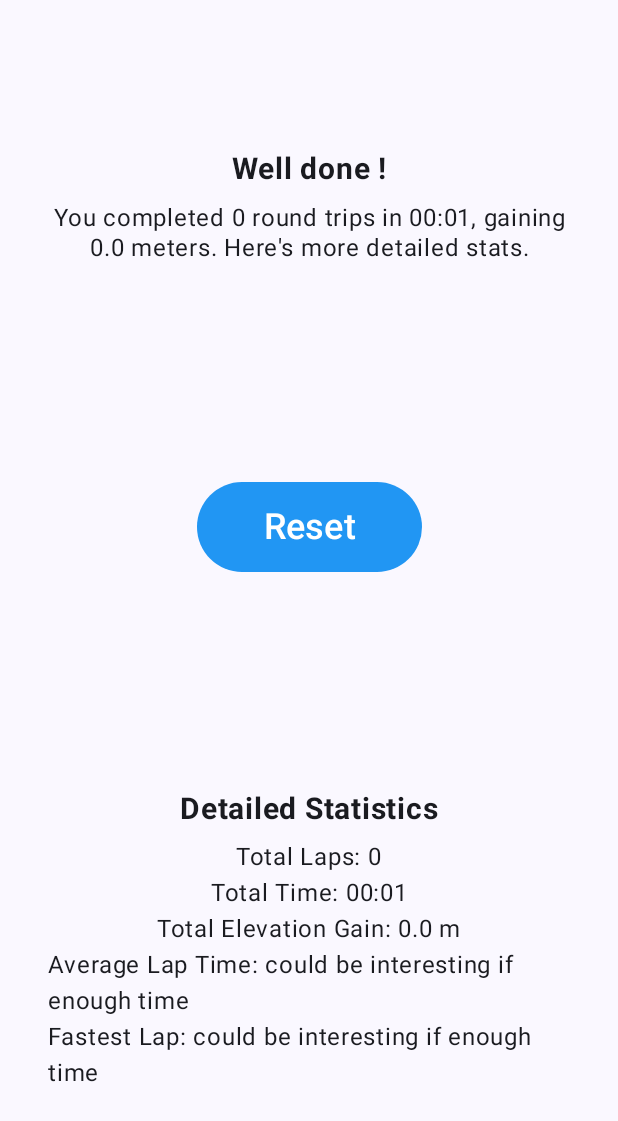
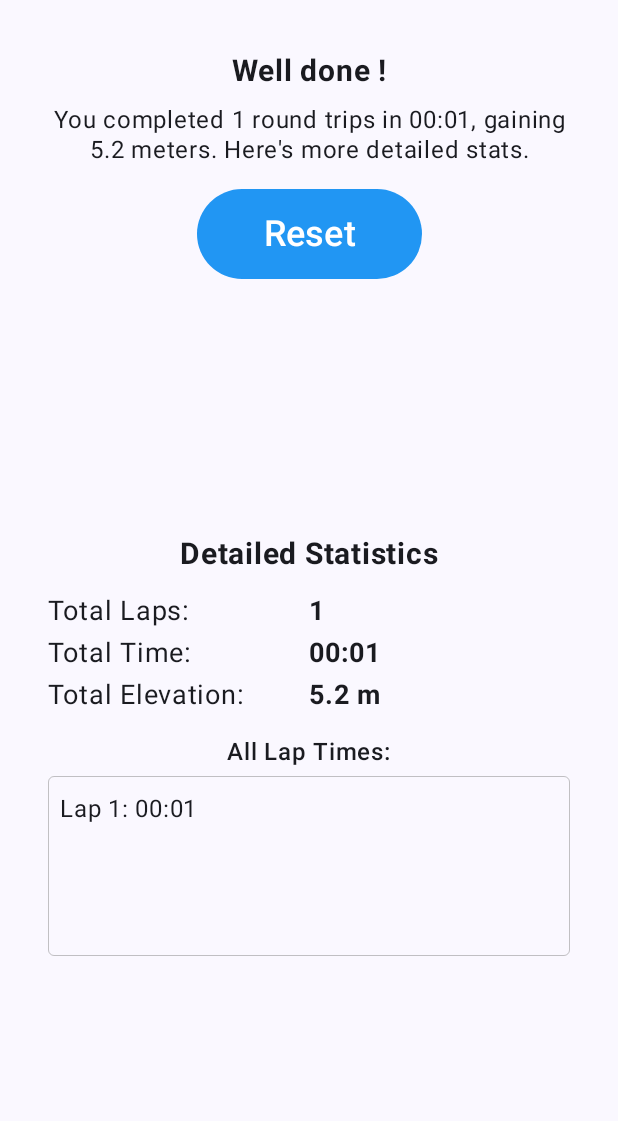
Before and after one commit to clemfavre/ElevationGainTeller, an Android app built with Jetpack Compose: the screen it shows after launch (MainActivity), after a tap on "Stop", on a phone screen of 412 x 824 dp. Shown: the top 1121 px of the screen. Run offline under Robolectric (Android 15) with nearby library versions, the phone set to English and light mode, and no system bars; 1 other tap on this screen came first.

Commit message:
add display last laps with animation + small changes

```diff
--- a/app/src/main/java/com/example/elevationgainteller/MainActivity.kt
+++ b/app/src/main/java/com/example/elevationgainteller/MainActivity.kt
@@ -1,55 +1,56 @@
 package com.example.elevationgainteller
 
 import android.os.Bundle
-import androidx.compose.foundation.layout.size
-import androidx.compose.foundation.shape.RoundedCornerShape
-import androidx.compose.foundation.shape.CircleShape
-import androidx.compose.material3.Button
-import androidx.compose.material3.Text
-import androidx.compose.ui.unit.dp
-import androidx.compose.foundation.layout.Box
-// import androidx.compose.foundation.Image // Only if you use it
 import androidx.activity.ComponentActivity
+import com.example.elevationgainteller.ui.theme.ElevationGainTellerTheme
 import androidx.activity.compose.setContent
 import androidx.activity.enableEdgeToEdge
+import androidx.compose.animation.AnimatedVisibility
+import androidx.compose.animation.ExperimentalAnimationApi
+import androidx.compose.animation.animateContentSize
+import androidx.compose.animation.core.tween
+import androidx.compose.animation.fadeIn
+import androidx.compose.animation.fadeOut
+import androidx.compose.animation.slideInVertically
+import androidx.compose.animation.slideOutVertically
 import androidx.compose.foundation.border
-import androidx.compose.foundation.clickable
+// Other imports remain the same
 import androidx.compose.foundation.layout.Arrangement
+import androidx.compose.foundation.layout.Box
 import androidx.compose.foundation.layout.Column
 import androidx.compose.foundation.layout.Row
-// import androidx.compose.foundation.layout.Row // Not explicitly used in this example now
+import androidx.compose.foundation.layout.Spacer
 import androidx.compose.foundation.layout.fillMaxHeight
 import androidx.compose.foundation.layout.fillMaxSize
 import androidx.compose.foundation.layout.fillMaxWidth
+import androidx.compose.foundation.layout.height
 import androidx.compose.foundation.layout.padding
+import androidx.compose.foundation.layout.size
+import androidx.compose.foundation.lazy.LazyColumn
+import androidx.compose.foundation.lazy.itemsIndexed
+import androidx.compose.foundation.lazy.rememberLazyListState
+import androidx.compose.foundation.shape.CircleShape
+import androidx.compose.foundation.shape.RoundedCornerShape
+import androidx.compose.material3.Button
+import androidx.compose.material3.ButtonDefaults
+import androidx.compose.material3.Divider
 import androidx.compose.material3.MaterialTheme
-import androidx.compose.material3.ButtonDefaults
-// import androidx.compose.material3.Scaffold // Not used
 import androidx.compose.material3.Surface
-import androidx.compose.runtime.Composable
-import androidx.compose.runtime.LaunchedEffect
+import androidx.compose.material3.Text
+import androidx.compose.runtime.*
+import androidx.compose.runtime.saveable.rememberSaveable
 import androidx.compose.ui.Alignment
+import androidx.compose.ui.Modifier
 import androidx.compose.ui.graphics.Color
-import androidx.compose.ui.Modifier
-// import androidx.compose.ui.res.painterResource // Only if you use the image
 import androidx.compose.ui.text.font.FontWeight
 import androidx.compose.ui.text.style.TextAlign
 import androidx.compose.ui.tooling.preview.Preview
+import androidx.compose.ui.unit.dp
 import androidx.compose.ui.unit.sp
-import androidx.compose.runtime.getValue
-import androidx.compose.runtime.mutableStateOf
-import androidx.compose.runtime.remember
-import androidx.compose.runtime.saveable.rememberSaveable // For state preservation
-import androidx.compose.runtime.setValue
-import com.example.elevationgainteller.ui.theme.ElevationGainTellerTheme
-import kotlinx.coroutines.delay // Import delay
+import kotlinx.coroutines.delay
 
 // --- State Definition ---
-enum class AppState {
-    Start,
-    Running,
-    Stopped
-}
+enum class AppState { Start, Running, Stopped }
 
 // --- Helper Function for Time Formatting ---
 fun formatTime(totalSeconds: Long): String {
@@ -84,12 +85,12 @@ class MainActivity : ComponentActivity() {
 }
 
 @Composable
-fun ActionButton( // A more generic button for Start, Stop, Reset
+fun ActionButton(
     text: String,
     onClick: () -> Unit,
     modifier: Modifier = Modifier,
-    backgroundColor: Color = MaterialTheme.colorScheme.primary, // Default to primary color
-    contentColor: Color = MaterialTheme.colorScheme.onPrimary  // Default content color
+    backgroundColor: Color = MaterialTheme.colorScheme.primary,
+    contentColor: Color = MaterialTheme.colorScheme.onPrimary
 ) {
     Button(
         onClick = onClick,
@@ -104,7 +105,6 @@ fun ActionButton( // A more generic button for Start, Stop, Reset
         Text(text = text, fontSize = 24.sp, textAlign = TextAlign.Center)
     }
 }
-
 
 @Composable
 fun RoundIncrementButton(
@@ -131,8 +131,8 @@ fun RoundIncrementButton(
 @Composable
 fun Description(title: String, instructions: String, modifier: Modifier = Modifier) {
     Column(
-        modifier = modifier.padding(16.dp), // Increased padding for better spacing
-        horizontalAlignment = Alignment.CenterHorizontally // Center title and instructions
+        modifier = modifier.padding(16.dp),
+        horizontalAlignment = Alignment.CenterHorizontally
     ) {
         Text(
             text = title,
@@ -155,13 +155,15 @@ fun Description(title: String, instructions: String, modifier: Modifier = Modifi
 @Composable
 fun Skeleton(initialTitle: String, initialInstructions: String, modifier: Modifier = Modifier) {
     var appState by rememberSaveable { mutableStateOf(AppState.Start) }
-    var counter by rememberSaveable { mutableStateOf(0) }
-    val elevationGain = 5.35 * counter
 
     var elapsedTimeInSeconds by rememberSaveable { mutableStateOf(0L) }
     var isTimerRunning by rememberSaveable { mutableStateOf(false) }
 
-    // Dynamic title and instructions based on state
+    var lapTimes by rememberSaveable { mutableStateOf(listOf<Long>()) }
+    var currentLapStartTimeSeconds by rememberSaveable { mutableStateOf(0L) }
+
+    val elevationGain = 5.20 * lapTimes.size
+
     val currentTitle = when (appState) {
         AppState.Start -> "Welcome to ElevationGainTeller !"
         AppState.Running -> "Don't give up !"
@@ -170,10 +172,9 @@ fun Skeleton(initialTitle: String, initialInstructions: String, modifier: Modifi
     val currentInstructions = when (appState) {
         AppState.Start -> "Press on the Start button to begin your activity."
         AppState.Running -> "Press 'Lap' for each lap. Press 'Stop' to end."
-        AppState.Stopped -> "You completed $counter round trips in ${formatTime(elapsedTimeInSeconds)}, gaining ${String.format("%.1f", elevationGain)} meters. Here's more detailed stats." // Added time to summary
+        AppState.Stopped -> "You completed ${lapTimes.size} round trips in ${formatTime(elapsedTimeInSeconds)}, gaining ${String.format("%.1f", elevationGain)} meters. Here's more detailed stats." // Added time to summary
     }
 
-    // Timer Logic
     if (isTimerRunning) {
         LaunchedEffect(Unit) {
             while (isTimerRunning && appState == AppState.Running) {
@@ -184,9 +185,7 @@ fun Skeleton(initialTitle: String, initialInstructions: String, modifier: Modifi
     }
 
     Box(
-        modifier = modifier
-            .fillMaxWidth()
-            .fillMaxHeight()
+        modifier = modifier.fillMaxSize()
     ) {
         Column(
             modifier = Modifier
@@ -195,6 +194,7 @@ fun Skeleton(initialTitle: String, initialInstructions: String, modifier: Modifi
             horizontalAlignment = Alignment.CenterHorizontally,
             verticalArrangement = Arrangement.SpaceAround
         ) {
+            // Description and Start/Stop/Reset button
             Description(
                 title = currentTitle,
                 instructions = currentInstructions
@@ -207,19 +207,24 @@ fun Skeleton(initialTitle: String, initialInstructions: String, modifier: Modifi
                             appState = AppState.Running
                             isTimerRunning = true
                             elapsedTimeInSeconds = 0L
-                            counter = 0
+                            currentLapStartTimeSeconds = 0L
+                            lapTimes = emptyList()
                         },
-                        backgroundColor = Color(0xFF4CAF50)
+                        backgroundColor = Color(0xFF4CAF50) // Green
                     )
                 }
                 AppState.Running -> {
                     ActionButton(
                         text = "Stop",
                         onClick = {
+                            if (isTimerRunning && elapsedTimeInSeconds > currentLapStartTimeSeconds) {
+                                val finalLapDuration = elapsedTimeInSeconds - currentLapStartTimeSeconds
+                                lapTimes = lapTimes + finalLapDuration
+                            }
                             appState = AppState.Stopped
                             isTimerRunning = false
                         },
-                        backgroundColor = Color(0xFFF44336)
+                        backgroundColor = Color(0xFFF44336) // Red
                     )
                 }
                 AppState.Stopped -> {
@@ -229,47 +234,71 @@ fun Skeleton(initialTitle: String, initialInstructions: String, modifier: Modifi
                             appState = AppState.Start
                             isTimerRunning = false
                             elapsedTimeInSeconds = 0L
-                            counter = 0
+                            lapTimes = emptyList()
+                            currentLapStartTimeSeconds = 0L
+                            // manualPointCounter = 0 // Reset if using
                         },
-                        backgroundColor = Color(0xFF2196F3)
+                        backgroundColor = Color(0xFF2196F3) // Blue
                     )
                 }
             }
-            if (appState == AppState.Start) {
-                SimpleInfos(
-                    counter = counter,
-                    elevationGain = elevationGain,
-                    currentTime = formatTime(elapsedTimeInSeconds)
-                )
-                RoundIncrementButton(
-                    onClick = {}
-                )
-            } else if (appState == AppState.Running) {
-                SimpleInfos(
-                    counter = counter,
-                    elevationGain = elevationGain,
-                    currentTime = formatTime(elapsedTimeInSeconds)
-                )
-                RoundIncrementButton(
-                    onClick = { counter++ }
-                )
-            } else if (appState == AppState.Stopped) {
-                DetailedInfos(
-                    counter = counter,
-                    elevationGain = elevationGain,
-                    totalTime = formatTime(elapsedTimeInSeconds)
-                )
+
+            // SimpleInfos and LapTimesDisplay
+            Column(
+                horizontalAlignment = Alignment.CenterHorizontally,
+                verticalArrangement = Arrangement.Center,
+                modifier = Modifier.weight(1f)
+            ) {
+                if (appState == AppState.Running || appState == AppState.Start) {
+                    SimpleInfos(
+                        totalLaps = lapTimes.size,
+                        elevationGain = elevationGain,
+                        currentTime = formatTime(elapsedTimeInSeconds),
+                        currentLapTime = formatTime(if (isTimerRunning && appState == AppState.Running) elapsedTimeInSeconds - currentLapStartTimeSeconds else 0L)
+                    )
+                    Spacer(modifier = Modifier.height(16.dp))
+                    LapTimesDisplay(lapTimes = lapTimes)
+                } else if (appState == AppState.Stopped) {
+                    DetailedInfos(
+                        totalLaps = lapTimes.size,
+                        elevationGain = elevationGain,
+                        totalTime = formatTime(elapsedTimeInSeconds),
+                        allLapTimes = lapTimes
+                    )
+                }
+            }
+
+            // Lap button
+            Column(horizontalAlignment = Alignment.CenterHorizontally) {
+                if (appState == AppState.Running) {
+                    RoundIncrementButton(
+                        onClick = {
+                            if (isTimerRunning) {
+                                val lapDuration = elapsedTimeInSeconds - currentLapStartTimeSeconds
+                                if (lapDuration > 0) {
+                                    lapTimes = lapTimes + lapDuration
+                                }
+                                currentLapStartTimeSeconds = elapsedTimeInSeconds
+                            }
+                        }
+                    )
+                    Spacer(modifier = Modifier.height(16.dp))
+                } else if (appState == AppState.Start) {
+                    RoundIncrementButton(onClick = {})
+                    Spacer(modifier = Modifier.height(16.dp))
+                }
             }
         }
     }
 }
+
 
 @Composable
 fun OneInfo(title: String, value: String, modifier: Modifier = Modifier) {
     Row(
         modifier = modifier
             .fillMaxWidth()
-            .padding(vertical = 4.dp),
+            .padding(vertical = 2.dp),
         verticalAlignment = Alignment.CenterVertically
     ) {
         Text(
@@ -289,19 +318,18 @@ fun OneInfo(title: String, value: String, modifier: Modifier = Modifier) {
 }
 
 @Composable
-fun SimpleInfos(counter: Int, elevationGain: Double, currentTime: String) {
+fun SimpleInfos(totalLaps: Int, elevationGain: Double, currentTime: String, currentLapTime: String) {
     Column(
         modifier = Modifier
             .padding(horizontal = 16.dp, vertical = 8.dp)
-            .fillMaxWidth()
-    )
-    {
+            .fillMaxWidth() // Ensure SimpleInfos takes full width
+    ) {
         OneInfo(
             title = "Laps:",
-            value = "$counter"
+            value = "$totalLaps"
         )
         OneInfo(
-            title = "Time:",
+            title = "Total Time:",
             value = currentTime
         )
         OneInfo(
@@ -309,62 +337,113 @@ fun SimpleInfos(counter: Int, elevationGain: Double, currentTime: String) {
             value = "${String.format("%.1f", elevationGain)} m"
         )
         OneInfo(
-            title = "Last lap:",
-            value = "00:00"
+            title = "Current Lap:",
+            value = currentLapTime
         )
     }
 }
 
+@OptIn(ExperimentalAnimationApi::class)
 @Composable
-fun DetailedInfos(counter: Int, elevationGain: Double, totalTime: String) {
+fun LapTimesDisplay(lapTimes: List<Long>, modifier: Modifier = Modifier) {
+    val displayedLaps = lapTimes.takeLast(3).asReversed()
+
     Column(
-        modifier = Modifier.padding(16.dp).fillMaxWidth(),
+        modifier = modifier
+            .fillMaxWidth()
+            .padding(top = 8.dp, bottom = 8.dp),
         horizontalAlignment = Alignment.CenterHorizontally
     ) {
-        Text("Detailed Statistics", fontSize = 20.sp, fontWeight = FontWeight.Bold, modifier = Modifier.padding(bottom = 8.dp))
-        Text("Total Laps: $counter")
-        Text("Total Time: $totalTime")
-        Text("Total Elevation Gain: ${String.format("%.1f", elevationGain)} m")
-        Text("Average Lap Time: could be interesting if enough time")
-        Text("Fastest Lap: could be interesting if enough time")
+        AnimatedVisibility(
+            visible = displayedLaps.isNotEmpty(),
+            enter = fadeIn(animationSpec = tween(300)) + slideInVertically(animationSpec = tween(300), initialOffsetY = { it / 2 }),
+            exit = fadeOut(animationSpec = tween(300)) + slideOutVertically(animationSpec = tween(300), targetOffsetY = { it / 2 })
+        ) {
+            Column(
+                horizontalAlignment = Alignment.CenterHorizontally
+            ) {
+                Text(
+                    "Recent Laps:",
+                    fontSize = 18.sp,
+                    fontWeight = FontWeight.Bold,
+                    modifier = Modifier.padding(bottom = 4.dp)
+                )
+                displayedLaps.forEachIndexed { index, lapTime ->
+                    Text(
+                        text = "Lap ${lapTimes.size - index}: ${formatTime(lapTime)}",
+                        fontSize = 16.sp,
+                        textAlign = TextAlign.Center,
+                        modifier = Modifier.padding(vertical = 2.dp)
+                    )
+                    if (index < displayedLaps.size - 1) {
+                        Divider(color = Color.Gray.copy(alpha = 0.5f), thickness = 0.5.dp, modifier = Modifier.padding(horizontal = 48.dp, vertical = 2.dp))
+                    }
+                }
+            }
+        }
     }
 }
 
+@Composable
+fun DetailedInfos(totalLaps: Int, elevationGain: Double, totalTime: String, allLapTimes: List<Long>) {
+    Column(
+        modifier = Modifier
+            .padding(16.dp)
+            .fillMaxWidth(),
+        horizontalAlignment = Alignment.CenterHorizontally
+    ) {
+        Text("Detailed Statistics", fontSize = 20.sp, fontWeight = FontWeight.Bold, modifier = Modifier.padding(bottom = 12.dp))
+        OneInfo(title = "Total Laps:", value = "$totalLaps")
+        OneInfo(title = "Total Time:", value = totalTime)
+        OneInfo(title = "Total Elevation:", value = "${String.format("%.1f", elevationGain)} m")
 
+        if (allLapTimes.isNotEmpty()) {
+            Spacer(modifier = Modifier.height(12.dp))
+            Text("All Lap Times:", fontSize = 16.sp, fontWeight = FontWeight.Medium, modifier = Modifier.padding(bottom = 4.dp))
+            val listState = rememberLazyListState()
+            LazyColumn(
+                state = listState,
+                modifier = Modifier
+                    .height(120.dp) // Constrain height
+                    .fillMaxWidth()
+                    .border(0.5.dp, Color.Gray.copy(alpha = 0.5f), RoundedCornerShape(4.dp))
+                    .padding(8.dp)
+            ) {
+                itemsIndexed(allLapTimes) { index, lapTime ->
+                    Text("Lap ${index + 1}: ${formatTime(lapTime)}", modifier = Modifier.padding(vertical = 2.dp))
+                    if (index < allLapTimes.size - 1) {
+                        Divider(color = Color.LightGray, thickness = 0.5.dp)
+                    }
+                }
+            }
+        }
+        // Add more detailed stats like average, fastest etc. later if needed
+    }
+}
 
-@Preview(showBackground = true, name = "Start State Skeleton")
+// --- Previews --- (Ensure they are updated or simplified)
+
+@Preview(showBackground = true, name = "Skeleton - Start")
 @Composable
 fun SkeletonPreview_Start() {
     ElevationGainTellerTheme {
-        Skeleton(
-            initialTitle = "Welcome!",
-            initialInstructions = "Press Start to begin."
-        )
+        Skeleton(initialTitle = "Welcome", initialInstructions = "Press Start")
     }
 }
 
-@Preview(showBackground = true, name = "Running State Skeleton")
+@Preview(showBackground = true, name = "Skeleton - Running")
 @Composable
 fun SkeletonPreview_Running() {
+    // This preview will be static, showing what it looks like.
+    // For interactive previews, state needs to be hoisted or more complex setup.
     ElevationGainTellerTheme {
-        // Simulate Running State more accurately for preview
-        var appState by remember { mutableStateOf(AppState.Running) }
-        var counter by remember { mutableStateOf(5) }
+        val appState = AppState.Running
+        val counter = 2 // Represents lapTimes.size
         val elevationGain = 5.35 * counter
-        var elapsedTimeInSeconds by remember { mutableStateOf(305L) } // e.g., 05:05
-        var isTimerRunning by remember { mutableStateOf(true) }
-
-
-        // This LaunchedEffect is for the preview only to see time ticking
-        if (isTimerRunning) {
-            LaunchedEffect(Unit) {
-                while (isTimerRunning) {
-                    delay(1000L)
-                    elapsedTimeInSeconds++
-                }
-            }
-        }
-
+        val elapsedTimeInSeconds = 125L
+        val isTimerRunning = true
+        val lapTimes = listOf(60L, 62L)
+        val currentLapStartTimeSeconds = 122L
 
         Box(modifier = Modifier.fillMaxSize()) {
             Column(
@@ -372,38 +451,37 @@ fun SkeletonPreview_Running() {
                     .fillMaxSize()
                     .padding(16.dp),
                 horizontalAlignment = Alignment.CenterHorizontally,
-                verticalArrangement = Arrangement.SpaceAround
+                verticalArrangement = Arrangement.SpaceBetween
             ) {
-                Description(
-                    "Don't give up !",
-                    "Press 'Lap' for each lap. Press 'Stop' to end."
-                )
-                ActionButton(
-                    text = "Stop",
-                    onClick = { isTimerRunning = false /* appState = AppState.Stopped */ },
-                    backgroundColor = Color(0xFFF44336)
-                )
-                SimpleInfos(
-                    counter = counter,
-                    elevationGain = elevationGain,
-                    currentTime = formatTime(elapsedTimeInSeconds)
-                )
-                RoundIncrementButton(
-                    onClick = { counter++ }
-                )
+                Description("Activity in Progress!", "Press 'Lap' or 'Stop'.")
+                Column(horizontalAlignment = Alignment.CenterHorizontally, modifier = Modifier.weight(1f), verticalArrangement = Arrangement.Center) {
+                    SimpleInfos(
+                        totalLaps = lapTimes.size,
+                        elevationGain = elevationGain,
+                        currentTime = formatTime(elapsedTimeInSeconds),
+                        currentLapTime = formatTime(elapsedTimeInSeconds - currentLapStartTimeSeconds)
+                    )
+                    Spacer(modifier = Modifier.height(16.dp))
+                    LapTimesDisplay(lapTimes = lapTimes)
+                }
+                Column(horizontalAlignment = Alignment.CenterHorizontally){
+                    RoundIncrementButton(onClick = {})
+                    Spacer(modifier = Modifier.height(16.dp))
+                    ActionButton(text = "Stop", onClick = {}, backgroundColor = Color(0xFFF44336))
+                }
             }
         }
     }
 }
 
-
-@Preview(showBackground = true, name = "Stopped State Skeleton")
+@Preview(showBackground = true, name = "Skeleton - Stopped")
 @Composable
 fun SkeletonPreview_Stopped() {
     ElevationGainTellerTheme {
-        val counter = 10
-        val elevationGain = 5.35 * counter
-        val finalTimeInSeconds = 1250L // e.g., 20:50
+        // Static preview for stopped state
+        val lapTimes = listOf(60L, 62L, 58L)
+        val totalTime = 180L
+        val elevation = 5.35 * lapTimes.size
 
         Box(modifier = Modifier.fillMaxSize()) {
             Column(
@@ -411,73 +489,21 @@ fun SkeletonPreview_Stopped() {
                     .fillMaxSize()
                     .padding(16.dp),
                 horizontalAlignment = Alignment.CenterHorizontally,
-                verticalArrangement = Arrangement.SpaceAround
+                verticalArrangement = Arrangement.SpaceBetween
             ) {
-                Description(
-                    "Well done !",
-                    "You completed $counter round trips in ${formatTime(finalTimeInSeconds)}, gaining ${String.format("%.1f", elevationGain)} meters. Here's more detailed stats."
-                )
-                ActionButton(
-                    text = "Reset",
-                    onClick = { /* appState = AppState.Start */ },
-                    backgroundColor = Color(0xFF2196F3)
-                )
-                DetailedInfos(
-                    counter = counter,
-                    elevationGain = elevationGain,
-                    totalTime = formatTime(finalTimeInSeconds)
-                )
+                Description("Activity Summary", "Completed ${lapTimes.size} laps in ${formatTime(totalTime)}, gaining ${String.format("%.1f", elevation)}m.")
+                Column(horizontalAlignment = Alignment.CenterHorizontally, modifier = Modifier.weight(1f), verticalArrangement = Arrangement.Center) {
+                    DetailedInfos(
+                        totalLaps = lapTimes.size,
+                        elevationGain = elevation,
+                        totalTime = formatTime(totalTime),
+                        allLapTimes = lapTimes
+                    )
+                }
+                Column(horizontalAlignment = Alignment.CenterHorizontally){
+                    ActionButton(text = "Reset", onClick = {}, backgroundColor = Color(0xFF2196F3))
+                }
             }
         }
     }
 }
-
-
-@Preview(showBackground = true)
-@Composable
-fun DescriptionPreview() {
-    ElevationGainTellerTheme {
-        Description(
-            "Test Title",
-            "These are some test instructions for the description component.",
-            modifier = Modifier.padding(8.dp)
-        )
-    }
-}
-
-@Preview(showBackground = true, name = "SimpleInfos Preview")
-@Composable
-fun SimpleInfosPreview() {
-    ElevationGainTellerTheme {
-        Surface {
-            SimpleInfos(counter = 3, elevationGain = 16.05, currentTime = "00:25")
-        }
-    }
-}
-
-@Preview(showBackground = true)
-@Composable
-fun ActionButtonPreview() {
-    ElevationGainTellerTheme {
-        Column(horizontalAlignment = Alignment.CenterHorizontally, verticalArrangement = Arrangement.spacedBy(10.dp)) {
-            ActionButton(text = "Start", onClick = {}, backgroundColor = Color(0xFF4CAF50))
-            ActionButton(text = "Stop", onClick = {}, backgroundColor = Color(0xFFF44336))
-            ActionButton(text = "Reset", onClick = {}, backgroundColor = Color(0xFF2196F3))
-        }
-    }
-}
-
-@Preview(showBackground = true, name = "OneInfo Preview")
-@Composable
-fun OneInfoPreview() {
-    ElevationGainTellerTheme {
-        Surface {
-            Column(Modifier.padding(16.dp)) {
-                OneInfo(title = "Laps:", value = "10")
-                OneInfo(title = "Time:", value = "05:32")
-                OneInfo(title = "Elevation Gain:", value = "107.0 m")
-                OneInfo(title = "A much longer title to test wrapping:", value = "Short Value")
-            }
-        }
-    }
-}
```
